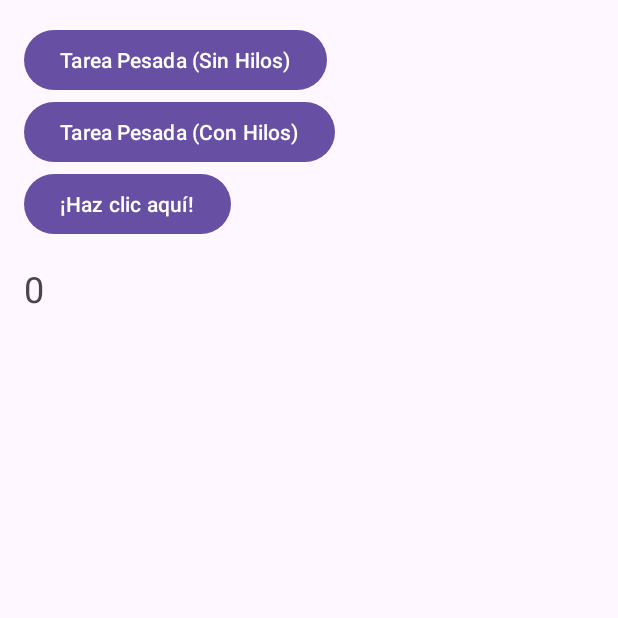
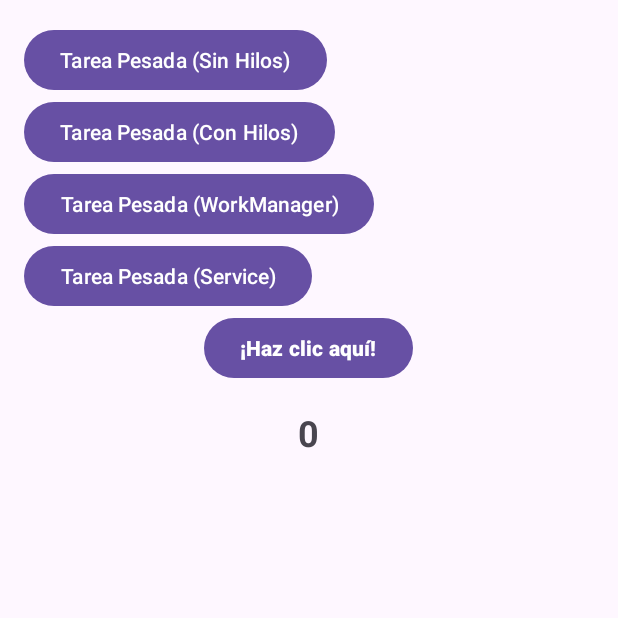
Before and after one commit to vindictaBit/IDNP-lab08-exploraci-n, an Android app: the screen it shows after launch (MainActivity), on a phone screen of 412 x 824 dp, the top half of it. Run offline under Robolectric (Android 15) with nearby library versions, the phone set to English and light mode, and no system bars.

Commit message:
mas opciones

```diff
--- a/MyApplication3/app/build.gradle.kts
+++ b/MyApplication3/app/build.gradle.kts
@@ -40,4 +40,6 @@ dependencies {
     testImplementation(libs.junit)
     androidTestImplementation(libs.ext.junit)
     androidTestImplementation(libs.espresso.core)
+
+    implementation("androidx.work:work-runtime:2.7.1")
 }
--- a/MyApplication3/app/src/main/AndroidManifest.xml
+++ b/MyApplication3/app/src/main/AndroidManifest.xml
@@ -12,6 +12,11 @@
         android:supportsRtl="true"
         android:theme="@style/Theme.MyApplication"
         tools:targetApi="31">
+        <service
+            android:name=".HeavyService"
+            android:enabled="true"
+            android:exported="true"></service>
+
         <activity
             android:name=".MainActivity"
             android:exported="true">
--- a/MyApplication3/app/src/main/java/com/example/myapplication/MainActivity.java
+++ b/MyApplication3/app/src/main/java/com/example/myapplication/MainActivity.java
@@ -1,17 +1,18 @@
 package com.example.myapplication;
 
+import android.content.Intent;
 import android.os.Bundle;
+import androidx.appcompat.app.AppCompatActivity;
+import androidx.work.*;
 
-import androidx.appcompat.app.AppCompatActivity;
 import android.os.Handler;
 import android.os.Looper;
-import android.widget.Button;
 import android.widget.TextView;
 import android.widget.Toast;
 
 public class MainActivity extends AppCompatActivity {
 
-    private Handler handler;
+    private static Handler handler;
 
     @Override
     protected void onCreate(Bundle savedInstanceState) {
@@ -21,18 +22,18 @@ public class MainActivity extends AppCompatActivity {
         // Inicializar el Handler para comunicar con el hilo principal
         handler = new Handler(Looper.getMainLooper());
 
-        // Configurar los botones
-        Button blockingTaskButton = findViewById(R.id.blockingTaskButton);
-        blockingTaskButton.setOnClickListener(v -> startBlockingTask());
+        // Configurar los botones existentes
+        findViewById(R.id.blockingTaskButton).setOnClickListener(v -> startBlockingTask());
+        findViewById(R.id.backgroundTaskButton).setOnClickListener(v -> startBackgroundTask());
+        findViewById(R.id.clickMeButton).setOnClickListener(v -> incrementCounter());
 
-        Button backgroundTaskButton = findViewById(R.id.backgroundTaskButton);
-        backgroundTaskButton.setOnClickListener(v -> startBackgroundTask());
-
-        Button clickMeButton = findViewById(R.id.clickMeButton);
-        clickMeButton.setOnClickListener(v -> incrementCounter());
+        // Configurar los botones para nuevas técnicas
+        //findViewById(R.id.asyncTaskButton).setOnClickListener(v -> startAsyncTask());
+        findViewById(R.id.workManagerButton).setOnClickListener(v -> startWorkManagerTask());
+        findViewById(R.id.serviceButton).setOnClickListener(v -> startServiceTask());
     }
 
-    // Método para la tarea pesada SIN hilos secundarios
+    // Tarea pesada SIN hilos secundarios
     private void startBlockingTask() {
         try {
             Thread.sleep(5000); // Simula una tarea pesada
@@ -42,7 +43,7 @@ public class MainActivity extends AppCompatActivity {
         Toast.makeText(this, "Tarea completada (Sin Hilos)", Toast.LENGTH_SHORT).show();
     }
 
-    // Método para la tarea pesada CON hilos secundarios
+    // Tarea pesada CON hilos secundarios
     private void startBackgroundTask() {
         new Thread(() -> {
             try {
@@ -50,15 +51,47 @@ public class MainActivity extends AppCompatActivity {
             } catch (InterruptedException e) {
                 e.printStackTrace();
             }
-            // Usar el Handler para actualizar la UI
             handler.post(() -> Toast.makeText(MainActivity.this, "Tarea completada (Con Hilos)", Toast.LENGTH_SHORT).show());
         }).start();
     }
 
-    // Método para incrementar el contador
+    // Incrementar el contador
     private void incrementCounter() {
         TextView clickCounter = findViewById(R.id.clickCounter);
         int currentCount = Integer.parseInt(clickCounter.getText().toString());
         clickCounter.setText(String.valueOf(currentCount + 1));
     }
+
+    // Tarea pesada usando WorkManager
+    private void startWorkManagerTask() {
+        WorkRequest workRequest = new OneTimeWorkRequest.Builder(HeavyWorker.class).build();
+        WorkManager.getInstance(this).enqueue(workRequest);
+    }
+
+    // Worker para realizar la tarea
+    public static class HeavyWorker extends androidx.work.Worker {
+
+        public HeavyWorker(@androidx.annotation.NonNull android.content.Context context, @androidx.annotation.NonNull androidx.work.WorkerParameters workerParams) {
+            super(context, workerParams);
+        }
+
+        @androidx.annotation.NonNull
+        @Override
+        public Result doWork() {
+            try {
+                Thread.sleep(5000); // Simula una tarea pesada
+            } catch (InterruptedException e) {
+                e.printStackTrace();
+                return Result.failure();
+            }
+            handler.post(() -> Toast.makeText(getApplicationContext(), "Tarea completada (WorkManager)", Toast.LENGTH_SHORT).show());
+            return Result.success();
+        }
+    }
+
+    // Tarea pesada usando un Service
+    private void startServiceTask() {
+        Intent serviceIntent = new Intent(this, HeavyService.class);
+        startService(serviceIntent);
+    }
 }
--- a/MyApplication3/app/src/main/res/layout/activity_main.xml
+++ b/MyApplication3/app/src/main/res/layout/activity_main.xml
@@ -28,12 +28,28 @@
             android:layout_height="wrap_content"
             android:text="Tarea Pesada (Con Hilos)" />
 
+        <!-- Botón para ejecutar la tarea usando WorkManager -->
+        <Button
+            android:id="@+id/workManagerButton"
+            android:layout_width="wrap_content"
+            android:layout_height="wrap_content"
+            android:text="Tarea Pesada (WorkManager)" />
+
+        <!-- Botón para ejecutar la tarea usando un Service -->
+        <Button
+            android:id="@+id/serviceButton"
+            android:layout_width="wrap_content"
+            android:layout_height="wrap_content"
+            android:text="Tarea Pesada (Service)" />
+
         <!-- Botón interactivo para probar la respuesta de la UI -->
         <Button
             android:id="@+id/clickMeButton"
             android:layout_width="wrap_content"
             android:layout_height="wrap_content"
-            android:text="¡Haz clic aquí!" />
+            android:text="¡Haz clic aquí!"
+            android:layout_gravity="center"
+            android:textStyle="bold" />
 
         <!-- Contador de clics -->
         <TextView
@@ -42,7 +58,9 @@
             android:layout_height="wrap_content"
             android:text="0"
             android:textSize="24sp"
-            android:layout_marginTop="16dp" />
+            android:layout_marginTop="16dp"
+            android:layout_gravity="center"
+            android:textStyle="bold" />
     </LinearLayout>
 
 </androidx.coordinatorlayout.widget.CoordinatorLayout>
```
Also changed, not shown: MyApplication3/app/src/main/java/com/example/myapplication/HeavyService.java (added, +35 -0 lines), 1 other file.
